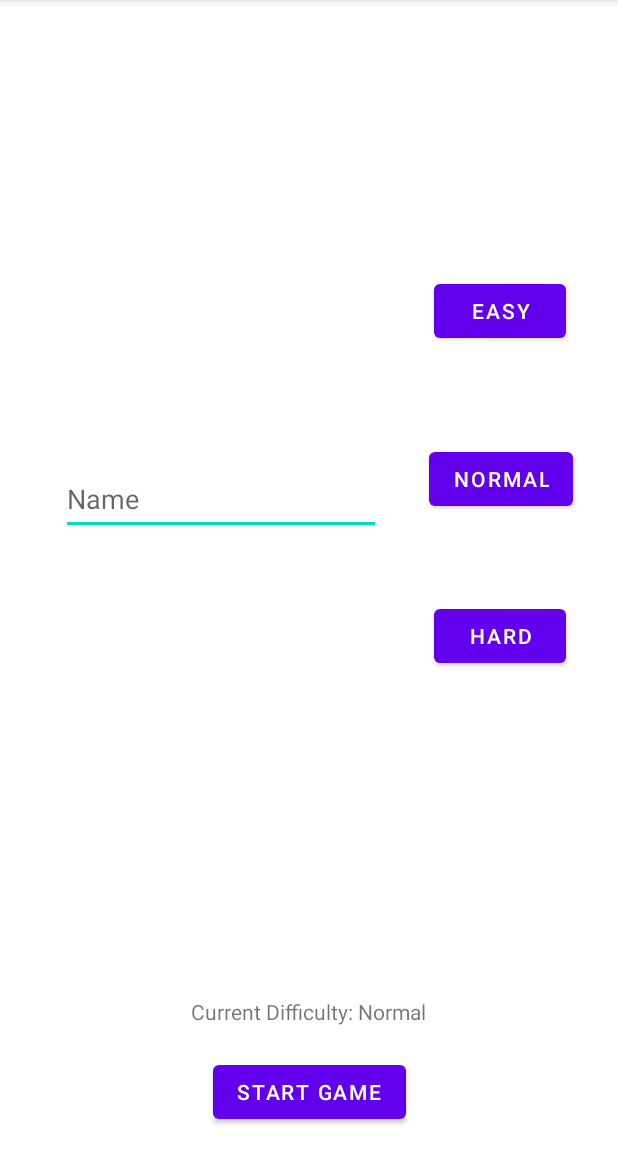
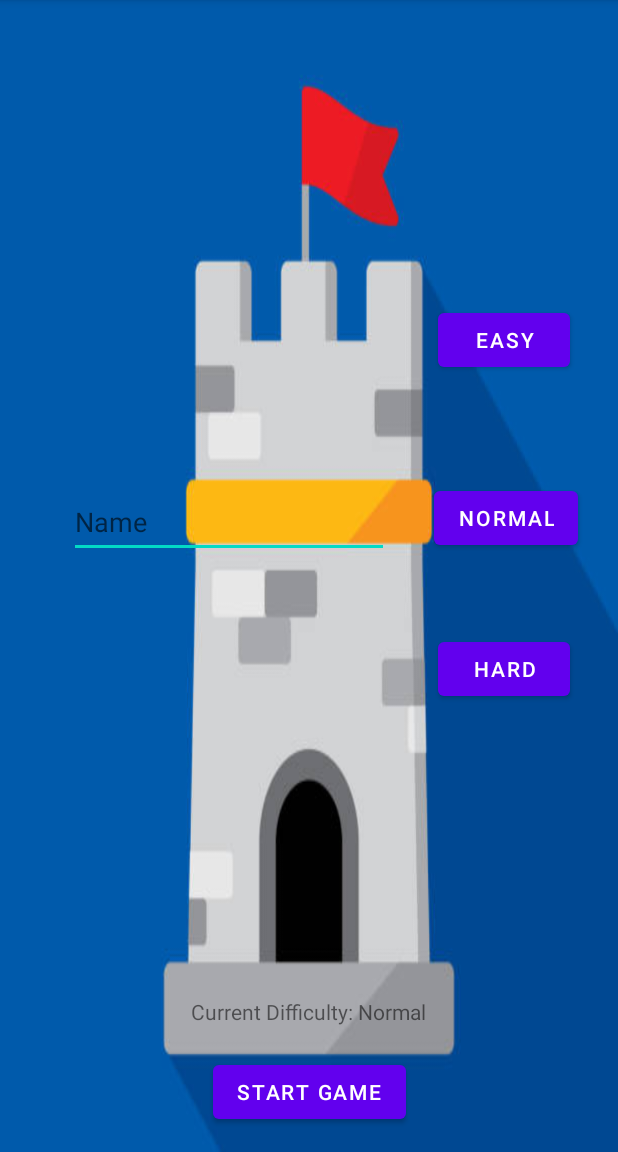
Before and after one commit to maharship07/Tower-Defense-Game, an Android app: the ConfigScreen screen opened directly, with no data from a screen before it, on a phone screen of 412 x 824 dp, the part 84-1236 px from its top. Run offline under Robolectric (Android 15) with nearby library versions, the phone set to English and light mode, and no system bars.

Commit message:
Updated background

```diff
--- a/app/src/main/res/layout/config_screen.xml
+++ b/app/src/main/res/layout/config_screen.xml
@@ -4,6 +4,13 @@
     xmlns:tools="http://schemas.android.com/tools"
     android:layout_width="match_parent"
     android:layout_height="match_parent">
+
+    <ImageView
+        android:id="@+id/imageView"
+        android:layout_width="match_parent"
+        android:layout_height="match_parent"
+        android:scaleType="fitXY"
+        app:srcCompat="@drawable/towerconfig" />
 
     <Button
         android:id="@+id/easyButton"
@@ -23,10 +30,10 @@
         android:text="@string/normal"
         app:layout_constraintBottom_toBottomOf="parent"
         app:layout_constraintEnd_toEndOf="parent"
-        app:layout_constraintHorizontal_bias="0.515"
+        app:layout_constraintHorizontal_bias="0.524"
         app:layout_constraintStart_toEndOf="@+id/playerName"
         app:layout_constraintTop_toTopOf="parent"
-        app:layout_constraintVertical_bias="0.41" />
+        app:layout_constraintVertical_bias="0.446" />
 
     <Button
         android:id="@+id/hardButton"
@@ -61,9 +68,10 @@
         android:minHeight="48dp"
         app:layout_constraintBottom_toTopOf="@+id/diffText"
         app:layout_constraintEnd_toEndOf="parent"
-        app:layout_constraintHorizontal_bias="0.205"
+        app:layout_constraintHorizontal_bias="0.233"
         app:layout_constraintStart_toStartOf="parent"
-        app:layout_constraintTop_toTopOf="parent" />
+        app:layout_constraintTop_toTopOf="parent"
+        app:layout_constraintVertical_bias="0.525" />
 
     <TextView
         android:id="@+id/diffText"
@@ -75,4 +83,5 @@
         app:layout_constraintEnd_toEndOf="parent"
         app:layout_constraintHorizontal_bias="0.499"
         app:layout_constraintStart_toStartOf="parent" />
+
 </androidx.constraintlayout.widget.ConstraintLayout>
--- a/app/src/main/res/values/strings.xml
+++ b/app/src/main/res/values/strings.xml
@@ -6,7 +6,7 @@
     <string name="start_game">Start Game</string>
     <string name="name">Name</string>
     <string name="current_difficulty_normal">Current Difficulty: Normal</string>
-    <string name="title_placeholder">Tower Defense Game</string>
+    <string name="title_placeholder">Tower Defense</string>
     <string name="start">Start</string>
     <string name="quit">Quit</string>
     <string name="health">Health:</string>
```
Also changed, not shown: app/src/main/java/com/example/java/ConfigScreen.java (+4 -6 lines), app/src/main/res/layout/activity_main.xml (+11 -3 lines).
